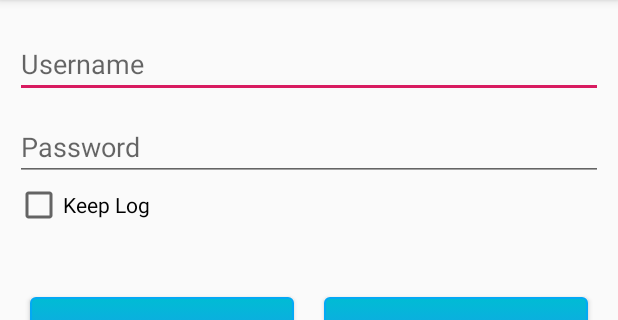
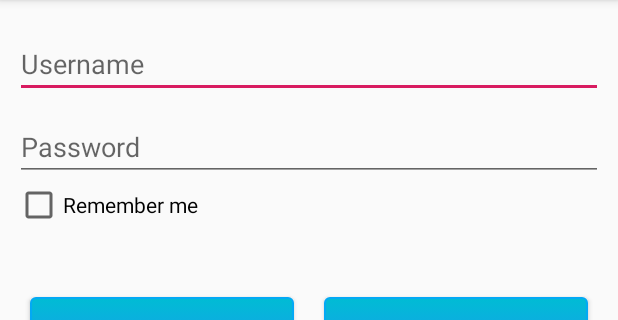
Before and after one commit to albertdu233/FinalProject, an Android app: the screen it shows after launch (MainActivity), on a phone screen of 412 x 824 dp, the part 84-404 px from its top. Run offline under Robolectric (Android 15) with nearby library versions, the light colour scheme and no system bars.

Commit message:
Added javadoc comments for database and reformatted some text

```diff
--- a/app/src/main/java/com/example/finalproject/MainActivity.java
+++ b/app/src/main/java/com/example/finalproject/MainActivity.java
@@ -8,7 +8,6 @@ import androidx.appcompat.app.AppCompatActivity;
 import android.content.Intent;
 import android.content.SharedPreferences;
 import android.os.Bundle;
-import android.os.Handler;
 import android.view.View;
 import android.widget.Button;
 import android.widget.CheckBox;
@@ -39,7 +38,7 @@ public class MainActivity extends AppCompatActivity {
         m_btnSignup = (Button) findViewById(R.id.btn_signup);
         m_txtUsername = (EditText) findViewById(R.id.signin_txt_username);
         m_txtPassword = (EditText) findViewById(R.id.signin_txt_password);
-        m_check = (CheckBox) findViewById(R.id.checkBox);
+        m_check = (CheckBox) findViewById(R.id.chkRememberMe);
         sp = getSharedPreferences("login",MODE_PRIVATE);
 
        if(user != null){
--- a/app/src/main/res/layout/activity_signin.xml
+++ b/app/src/main/res/layout/activity_signin.xml
@@ -32,10 +32,10 @@
             android:inputType="textPassword" />
 
         <CheckBox
-            android:id="@+id/checkBox"
+            android:id="@+id/chkRememberMe"
             android:layout_width="match_parent"
             android:layout_height="wrap_content"
-            android:text="@string/str_keeplog" />
+            android:text="@string/str_rememberme" />
     </LinearLayout>
 
     <LinearLayout
--- a/app/src/main/res/values/strings.xml
+++ b/app/src/main/res/values/strings.xml
@@ -18,8 +18,8 @@
 
     <!-- TODO: Remove or change this placeholder text -->
     <string name="hello_blank_fragment">Hello blank fragment</string>
-    <string name="str_reset">Rest Game</string>
+    <string name="str_reset">Reset Game</string>
     <string name="str_newgame">New Game</string>
     <string name="str_solution">Show solution</string>
-    <string name="str_keeplog">Keep Log</string>
+    <string name="str_rememberme">Remember me</string>
 </resources>
```
Also changed, not shown: app/src/main/java/com/example/finalproject/DatabaseHelper.java (+58 -9 lines), app/src/main/java/com/example/finalproject/MenuActivity.java (+6 -7 lines).
